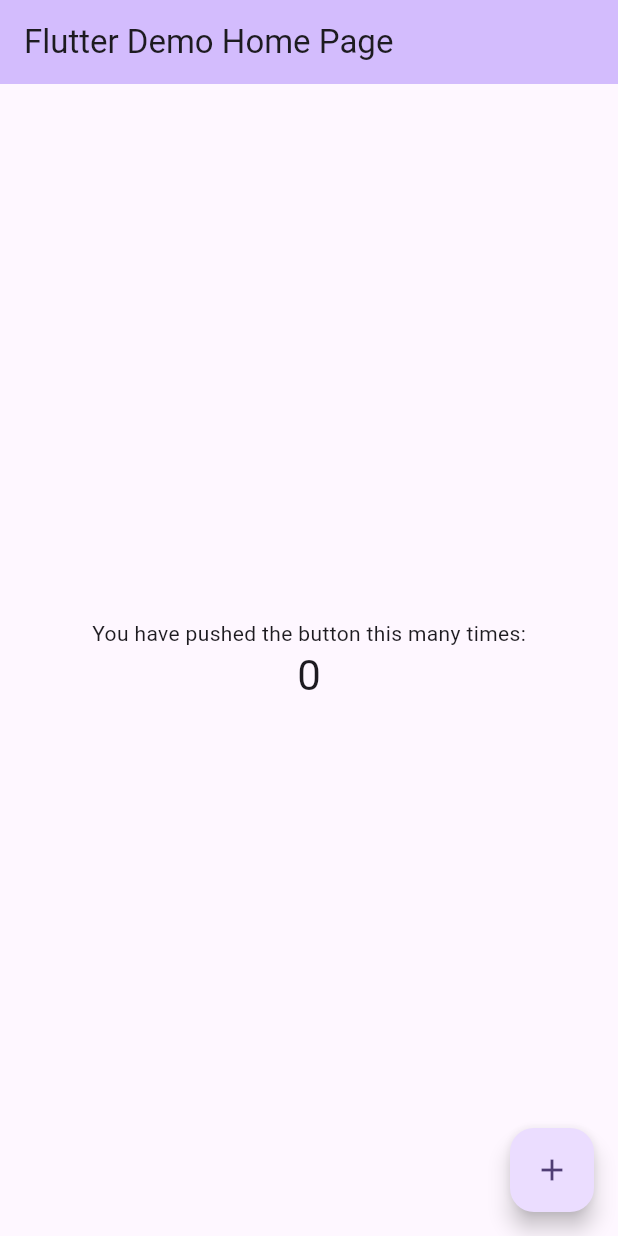
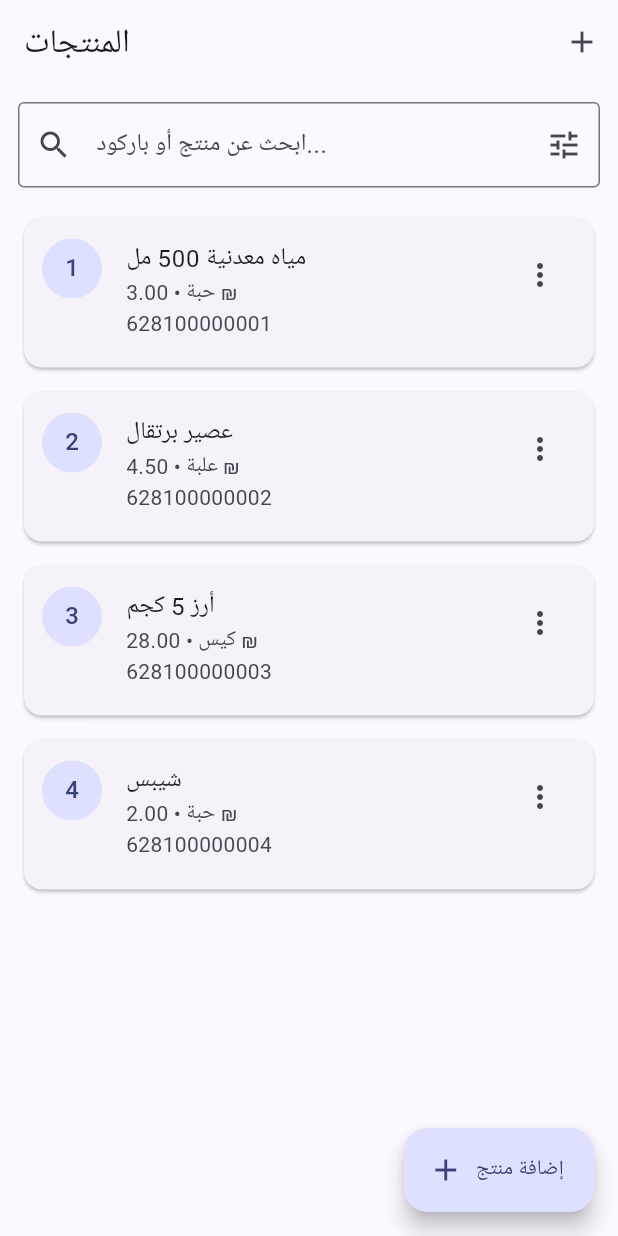
Before and after one commit to mohkhater/sales_management_system, a Flutter app: the screen it shows after launch, on a phone screen of 412 x 824 dp. Run offline on Flutter 3.47's test engine with Material 3 defaults, Android fonts, the phone set to English and light mode, and no system bars; our stand-ins replace sqflite; accounts and stored records are empty.

```diff
--- /dev/null
+++ b/lib/features/products/presentation/products_page.dart
@@ -0,0 +1,175 @@
+import 'package:flutter/material.dart';
+
+class ProductsPage extends StatelessWidget {
+  const ProductsPage({super.key});
+
+  @override
+  Widget build(BuildContext context) {
+    final width = MediaQuery.sizeOf(context).width;
+    final isDesktop = width >= 900;
+
+    return Scaffold(
+      appBar: AppBar(
+        title: const Text('المنتجات'),
+        actions: [
+          if (isDesktop)
+            Padding(
+              padding: const EdgeInsets.symmetric(horizontal: 16),
+              child: FilledButton.icon(
+                onPressed: () {},
+                icon: const Icon(Icons.add),
+                label: const Text('إضافة منتج'),
+              ),
+            )
+          else
+            IconButton(
+              onPressed: () {},
+              icon: const Icon(Icons.add),
+              tooltip: 'إضافة منتج',
+            ),
+        ],
+      ),
+      body: Padding(
+        padding: EdgeInsets.all(isDesktop ? 24 : 12),
+        child: Column(
+          children: [
+            _SearchBar(isDesktop: isDesktop),
+            const SizedBox(height: 16),
+            Expanded(
+              child: _ProductsList(isDesktop: isDesktop),
+            ),
+          ],
+        ),
+      ),
+      floatingActionButton: isDesktop
+          ? null
+          : FloatingActionButton.extended(
+              onPressed: () {},
+              icon: const Icon(Icons.add),
+              label: const Text('إضافة منتج'),
+            ),
+    );
+  }
+}
+
+class _SearchBar extends StatelessWidget {
+  final bool isDesktop;
+
+  const _SearchBar({required this.isDesktop});
+
+  @override
+  Widget build(BuildContext context) {
+    return TextField(
+      decoration: InputDecoration(
+        hintText: 'ابحث عن منتج أو باركود...',
+        prefixIcon: const Icon(Icons.search),
+        suffixIcon: IconButton(
+          onPressed: () {},
+          icon: const Icon(Icons.tune),
+          tooltip: 'تصفية',
+        ),
+        border: const OutlineInputBorder(),
+      ),
+    );
+  }
+}
+
+class _ProductsList extends StatelessWidget {
+  final bool isDesktop;
+
+  const _ProductsList({required this.isDesktop});
+
+  static const products = [
+    ('مياه معدنية 500 مل', '628100000001', 'حبة', '3.00'),
+    ('عصير برتقال', '628100000002', 'علبة', '4.50'),
+    ('أرز 5 كجم', '628100000003', 'كيس', '28.00'),
+    ('شيبس', '628100000004', 'حبة', '2.00'),
+  ];
+
+  @override
+  Widget build(BuildContext context) {
+    if (isDesktop) {
+      return Card(
+        clipBehavior: Clip.antiAlias,
+        child: ListView.separated(
+          itemCount: products.length,
+          separatorBuilder: (_, _) => const Divider(height: 1),
+          itemBuilder: (context, index) {
+            final product = products[index];
+
+            return ListTile(
+              leading: CircleAvatar(
+                child: Text('${index + 1}'),
+              ),
+              title: Text(product.$1),
+              subtitle: Text(
+                'باركود: ${product.$2}  •  الوحدة: ${product.$3}',
+              ),
+              trailing: SizedBox(
+                width: 180,
+                child: Row(
+                  mainAxisAlignment: MainAxisAlignment.end,
+                  children: [
+                    Text(
+                      '${product.$4} ₪',
+                      style: Theme.of(context).textTheme.titleMedium,
+                    ),
+                    const SizedBox(width: 12),
+                    IconButton(
+                      onPressed: () {},
+                      icon: const Icon(Icons.edit_outlined),
+                      tooltip: 'تعديل',
+                    ),
+                    IconButton(
+                      onPressed: () {},
+                      icon: const Icon(Icons.delete_outline),
+                      tooltip: 'حذف',
+                    ),
+                  ],
+                ),
+              ),
+            );
+          },
+        ),
+      );
+    }
+
+    return ListView.separated(
+      itemCount: products.length,
+      separatorBuilder: (_, _) => const SizedBox(height: 8),
+      itemBuilder: (context, index) {
+        final product = products[index];
+
+        return Card(
+          child: ListTile(
+            contentPadding: const EdgeInsets.symmetric(
+              horizontal: 12,
+              vertical: 6,
+            ),
+            leading: CircleAvatar(
+              child: Text('${index + 1}'),
+            ),
+            title: Text(product.$1),
+            subtitle: Text(
+              '${product.$3} • ${product.$4} ₪\n${product.$2}',
+            ),
+            isThreeLine: true,
+            trailing: PopupMenuButton<String>(
+              onSelected: (value) {},
+              itemBuilder: (context) => const [
+                PopupMenuItem(
+                  value: 'edit',
+                  child: Text('تعديل'),
+                ),
+                PopupMenuItem(
+                  value: 'delete',
+                  child: Text('حذف'),
+                ),
+              ],
+            ),
+          ),
+        );
+      },
+    );
+  }
+}
--- a/lib/main.dart
+++ b/lib/main.dart
@@ -1,122 +1,24 @@
 import 'package:flutter/material.dart';
 
+import 'features/products/presentation/products_page.dart';
+
 void main() {
-  runApp(const MyApp());
+  runApp(const SalesManagementApp());
 }
 
-class MyApp extends StatelessWidget {
-  const MyApp({super.key});
+class SalesManagementApp extends StatelessWidget {
+  const SalesManagementApp({super.key});
 
-  // This widget is the root of your application.
   @override
   Widget build(BuildContext context) {
     return MaterialApp(
-      title: 'Flutter Demo',
+      debugShowCheckedModeBanner: false,
+      title: 'Sales Management System',
       theme: ThemeData(
-        // This is the theme of your application.
-        //
-        // TRY THIS: Try running your application with "flutter run". You'll see
-        // the application has a purple toolbar. Then, without quitting the app,
-        // try changing the seedColor in the colorScheme below to Colors.green
-        // and then invoke "hot reload" (save your changes or press the "hot
-        // reload" button in a Flutter-supported IDE, or press "r" if you used
-        // the command line to start the app).
-        //
-        // Notice that the counter didn't reset back to zero; the application
-        // state is not lost during the reload. To reset the state, use hot
-        // restart instead.
-        //
-        // This works for code too, not just values: Most code changes can be
-        // tested with just a hot reload.
-        colorScheme: .fromSeed(seedColor: Colors.deepPurple),
+        useMaterial3: true,
+        colorSchemeSeed: Colors.indigo,
       ),
-      home: const MyHomePage(title: 'Flutter Demo Home Page'),
+      home: const ProductsPage(),
     );
   }
 }
-
-class MyHomePage extends StatefulWidget {
-  const MyHomePage({super.key, required this.title});
-
-  // This widget is the home page of your application. It is stateful, meaning
-  // that it has a State object (defined below) that contains fields that affect
-  // how it looks.
-
-  // This class is the configuration for the state. It holds the values (in this
-  // case the title) provided by the parent (in this case the App widget) and
-  // used by the build method of the State. Fields in a Widget subclass are
-  // always marked "final".
-
-  final String title;
-
-  @override
-  State<MyHomePage> createState() => _MyHomePageState();
-}
-
-class _MyHomePageState extends State<MyHomePage> {
-  int _counter = 0;
-
-  void _incrementCounter() {
-    setState(() {
-      // This call to setState tells the Flutter framework that something has
-      // changed in this State, which causes it to rerun the build method below
-      // so that the display can reflect the updated values. If we changed
-      // _counter without calling setState(), then the build method would not be
-      // called again, and so nothing would appear to happen.
-      _counter++;
-    });
-  }
-
-  @override
-  Widget build(BuildContext context) {
-    // This method is rerun every time setState is called, for instance as done
-    // by the _incrementCounter method above.
-    //
-    // The Flutter framework has been optimized to make rerunning build methods
-    // fast, so that you can just rebuild anything that needs updating rather
-    // than having to individually change instances of widgets.
-    return Scaffold(
-      appBar: AppBar(
-        // TRY THIS: Try changing the color here to a specific color (to
-        // Colors.amber, perhaps?) and trigger a hot reload to see the AppBar
-        // change color while the other colors stay the same.
-        backgroundColor: Theme.of(context).colorScheme.inversePrimary,
-        // Here we take the value from the MyHomePage object that was created by
-        // the App.build method, and use it to set our appbar title.
-        title: Text(widget.title),
-      ),
-      body: Center(
-        // Center is a layout widget. It takes a single child and positions it
-        // in the middle of the parent.
-        child: Column(
-          // Column is also a layout widget. It takes a list of children and
-          // arranges them vertically. By default, it sizes itself to fit its
-          // children horizontally, and tries to be as tall as its parent.
-          //
-          // Column has various properties to control how it sizes itself and
-          // how it positions its children. Here we use mainAxisAlignment to
-          // center the children vertically; the main axis here is the vertical
-          // axis because Columns are vertical (the cross axis would be
-          // horizontal).
-          //
-          // TRY THIS: Invoke "debug painting" (choose the "Toggle Debug Paint"
-          // action in the IDE, or press "p" in the console), to see the
-          // wireframe for each widget.
-          mainAxisAlignment: .center,
-          children: [
-            const Text('You have pushed the button this many times:'),
-            Text(
-              '$_counter',
-              style: Theme.of(context).textTheme.headlineMedium,
-            ),
-          ],
-        ),
-      ),
-      floatingActionButton: FloatingActionButton(
-        onPressed: _incrementCounter,
-        tooltip: 'Increment',
-        child: const Icon(Icons.add),
-      ),
-    );
-  }
-}
--- a/pubspec.yaml
+++ b/pubspec.yaml
@@ -34,6 +34,9 @@ dependencies:
   # The following adds the Cupertino Icons font to your application.
   # Use with the CupertinoIcons class for iOS style icons.
   cupertino_icons: ^1.0.8
+  sqflite_common_ffi: ^2.4.2+1
+  path: ^1.9.1
+  sqflite: ^2.4.3
 
 dev_dependencies:
   flutter_test:
```
Also changed, not shown: lib/data/database/app_database.dart (added, +44 -0 lines), lib/data/database/migrations/migration_v1.dart (added, +88 -0 lines), lib/features/products/data/product_model.dart (added, +47 -0 lines), pubspec.lock, 4 other files.
